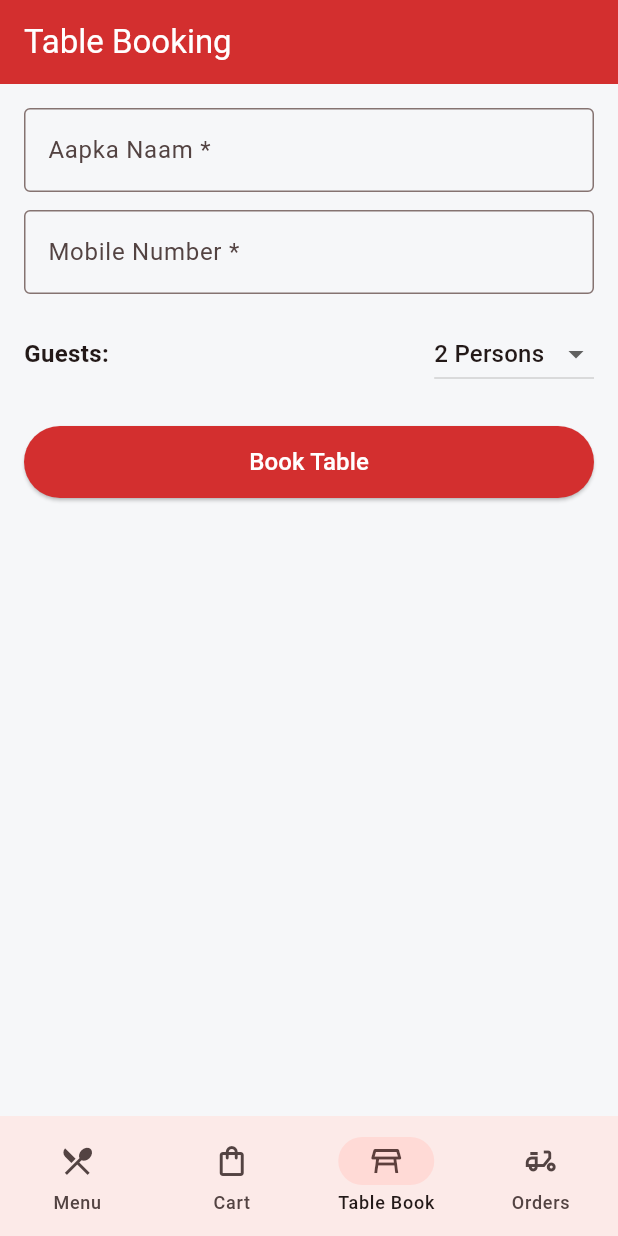
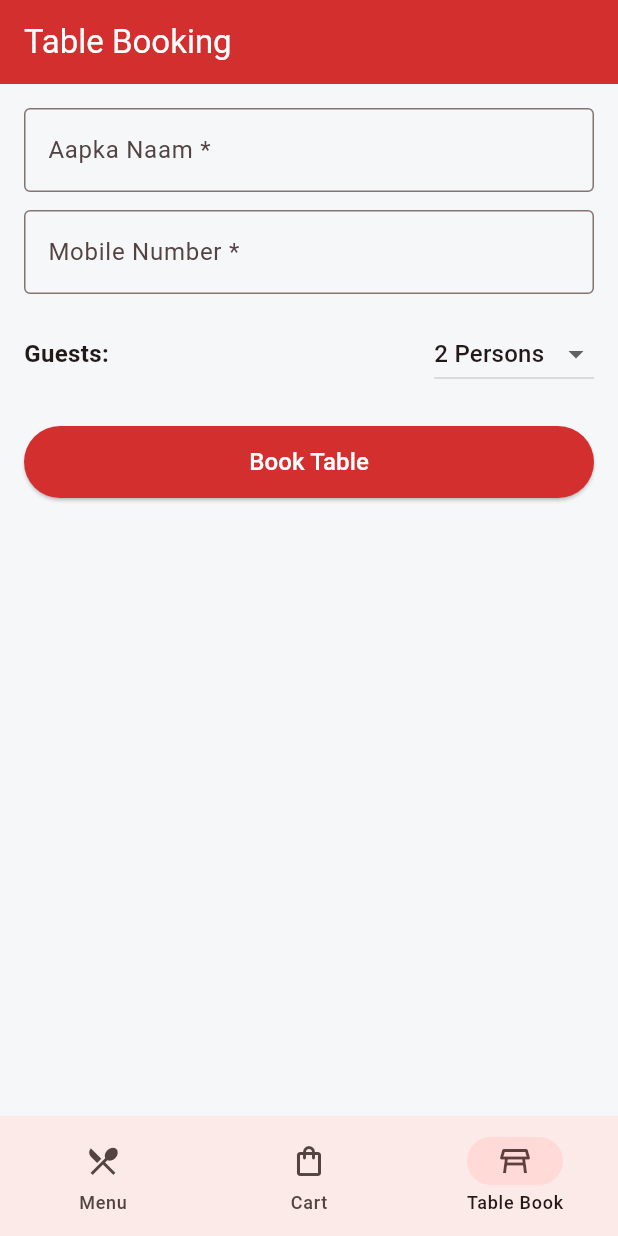
Before and after one commit to deepusharma93025-blip/shree-shyam-app, a Flutter app: the screen it shows after launch, item 3 of the bottom bar chosen, on a phone screen of 412 x 824 dp. Run offline on Flutter 3.47's test engine with Material 3 defaults, Android fonts, the phone set to English and light mode, and no system bars; our stand-ins replace cloud_firestore, firebase_core; accounts and stored records are empty.

```diff
--- a/lib/main.dart
+++ b/lib/main.dart
@@ -90,7 +90,7 @@ class _MainHomeScreenState extends State<MainHomeScreen> {
         onGoToTrack: () => setState(() => _currentIndex = 3),
       ),
       const TableBookingScreen(),
-      const OrdersTrackScreen(),
+
     ];
 
     final totalCartCount = cart.values.fold(0, (sum, item) => sum + (item['qty'] as int));
@@ -117,10 +117,7 @@ class _MainHomeScreenState extends State<MainHomeScreen> {
             icon: Icon(Icons.table_restaurant_outlined),
             label: 'Table Book',
           ),
-          const NavigationDestination(
-            icon: Icon(Icons.delivery_dining_outlined),
-            label: 'Orders',
-          ),
+
         ],
       ),
     );
```
